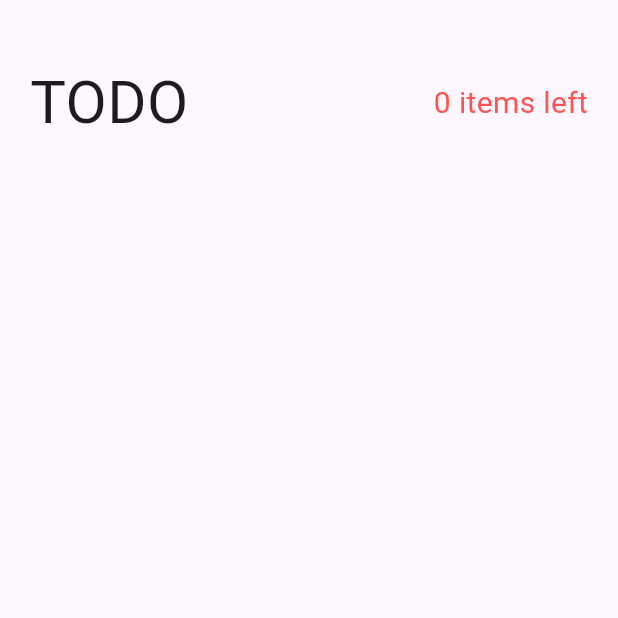
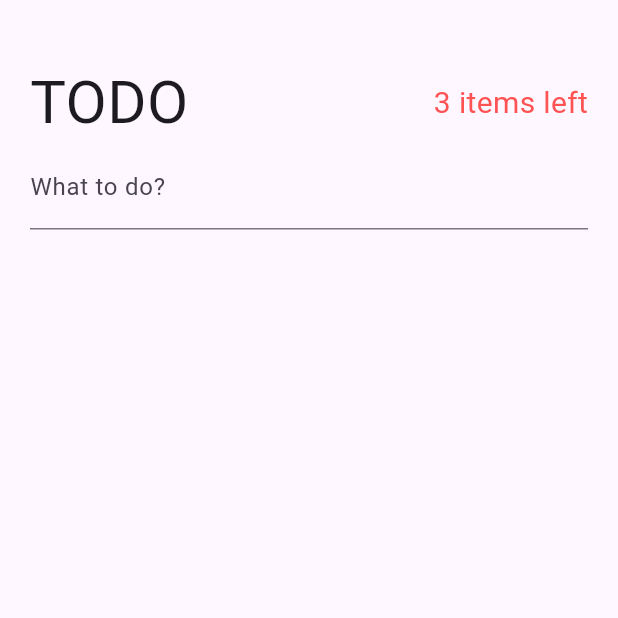
Before and after one commit to UildsonSantos/todo_bloc, a Flutter app: the screen it shows after launch, on a phone screen of 412 x 824 dp, the top half of it. Run offline on Flutter 3.47's test engine with Material 3 defaults, Android fonts, the phone set to English and light mode, and no system bars; our stand-ins replace bloc, equatable, flutter_bloc.

Commit message:
CreateTodo widget

```diff
--- a/lib/cubits/active_todo_count/active_todo_count_cubit.dart
+++ b/lib/cubits/active_todo_count/active_todo_count_cubit.dart
@@ -9,11 +9,14 @@ part 'active_todo_count_state.dart';
 
 class ActiveTodoCountCubit extends Cubit<ActiveTodoCountState> {
   late final StreamSubscription todoListSubscription;
+
+  final int initialActiveTodoCount;
   final TodoListCubit todoListCubit;
 
   ActiveTodoCountCubit({
+    required this.initialActiveTodoCount,
     required this.todoListCubit,
-  }) : super(ActiveTodoCountState.initial()) {
+  }) : super(ActiveTodoCountState(activeTodoCount: initialActiveTodoCount)) {
     todoListSubscription =
         todoListCubit.stream.listen((TodoListState todoListState) {
       final int currentActiveTodoCount = todoListState.todos
--- a/lib/main.dart
+++ b/lib/main.dart
@@ -26,6 +26,8 @@ class MainApp extends StatelessWidget {
         BlocProvider<ActiveTodoCountCubit>(
           create: (context) => ActiveTodoCountCubit(
             todoListCubit: BlocProvider.of<TodoListCubit>(context),
+            initialActiveTodoCount:
+                context.read<TodoListCubit>().state.todos.length,
           ),
         ),
         BlocProvider<FilteredTodosCubit>(
--- a/lib/pages/pages.dart
+++ b/lib/pages/pages.dart
@@ -1 +1,3 @@
-export 'todos_page.dart';
+export 'todos_pages/create_todos.dart';
+export 'todos_pages/todo_header.dart';
+export 'todos_pages/todos_page.dart';
--- /dev/null
+++ b/lib/pages/todos_pages/create_todos.dart
@@ -0,0 +1,34 @@
+import 'package:flutter/material.dart';
+import 'package:flutter_bloc/flutter_bloc.dart';
+import 'package:todo_cubit/cubits/cubits.dart';
+
+class CreateTodo extends StatefulWidget {
+  const CreateTodo({super.key});
+
+  @override
+  State<CreateTodo> createState() => _CreateTodoState();
+}
+
+class _CreateTodoState extends State<CreateTodo> {
+  final TextEditingController newTodoController = TextEditingController();
+
+  @override
+  void dispose() {
+    newTodoController.dispose();
+    super.dispose();
+  }
+
+  @override
+  Widget build(BuildContext context) {
+    return TextField(
+      controller: newTodoController,
+      decoration: const InputDecoration(labelText: 'What to do?'),
+      onSubmitted: (String? todoDesc) {
+        if (todoDesc != null && todoDesc.trim().isNotEmpty) {
+          context.read<TodoListCubit>().addTodo(todoDesc);
+          newTodoController.clear();
+        }
+      },
+    );
+  }
+}
--- a/lib/pages/todos_page.dart
+++ b/lib/pages/todos_pages/todo_header.dart
@@ -1,31 +1,6 @@
 import 'package:flutter/material.dart';
 import 'package:flutter_bloc/flutter_bloc.dart';
 import 'package:todo_cubit/cubits/cubits.dart';
-
-class TodosPage extends StatelessWidget {
-  const TodosPage({super.key});
-
-  @override
-  Widget build(BuildContext context) {
-    return const SafeArea(
-      child: Scaffold(
-        body: SingleChildScrollView(
-          child: Padding(
-            padding: EdgeInsets.symmetric(
-              horizontal: 20.0,
-              vertical: 40.0,
-            ),
-            child: Column(
-              children: [
-                TodoHeader(),
-              ],
-            ),
-          ),
-        ),
-      ),
-    );
-  }
-}
 
 class TodoHeader extends StatelessWidget {
   const TodoHeader({super.key});
--- /dev/null
+++ b/lib/pages/todos_pages/todos_page.dart
@@ -0,0 +1,28 @@
+import 'package:flutter/material.dart';
+import 'package:todo_cubit/pages/pages.dart';
+
+class TodosPage extends StatelessWidget {
+  const TodosPage({super.key});
+
+  @override
+  Widget build(BuildContext context) {
+    return const SafeArea(
+      child: Scaffold(
+        body: SingleChildScrollView(
+          child: Padding(
+            padding: EdgeInsets.symmetric(
+              horizontal: 20.0,
+              vertical: 40.0,
+            ),
+            child: Column(
+              children: [
+                TodoHeader(),
+                CreateTodo(),
+              ],
+            ),
+          ),
+        ),
+      ),
+    );
+  }
+}
```
